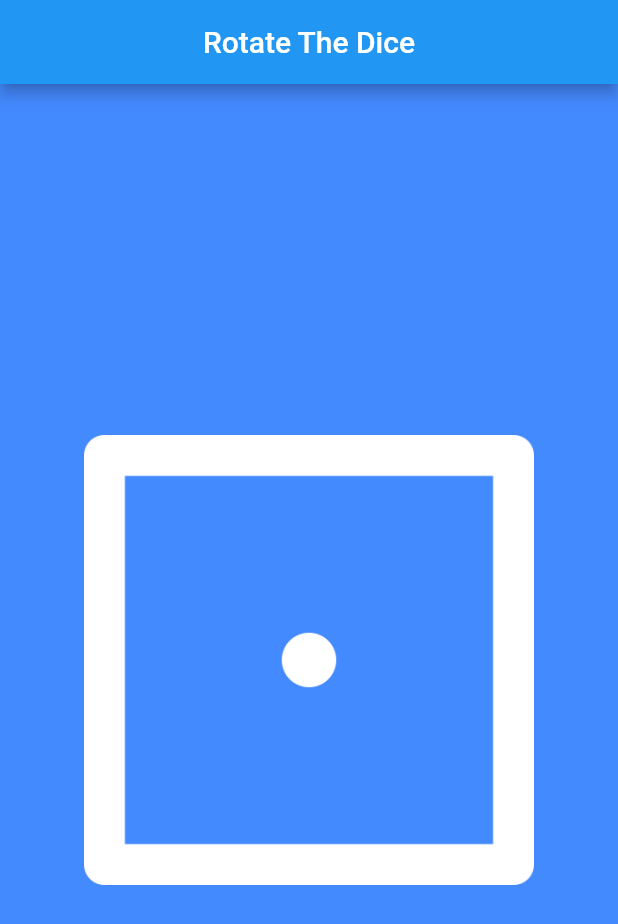
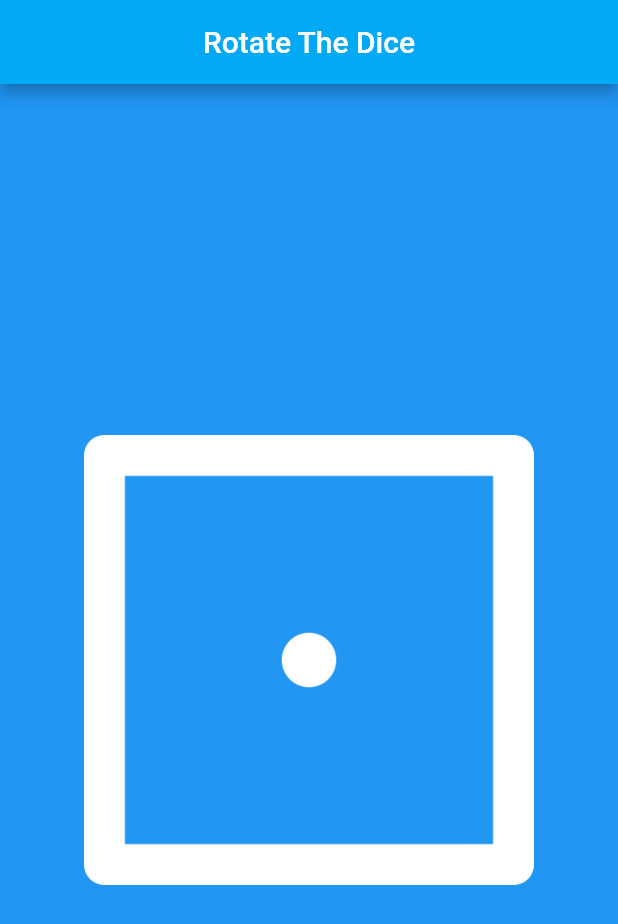
Before and after one commit to shreshtha-132/hello_dice, a Flutter app: the screen it shows after launch, on a phone screen of 412 x 824 dp. Shown: the top 924 px of the screen. Run offline on Flutter 3.47's test engine with Material 2 defaults, Android fonts, the phone set to English and light mode, and no system bars.

Commit message:
added colors.

```diff
--- a/lib/main.dart
+++ b/lib/main.dart
@@ -28,9 +28,10 @@ class _MyAppState extends State<MyApp> {
     return MaterialApp(
       debugShowCheckedModeBanner: false,
       home: Scaffold(
-        backgroundColor: Colors.blueAccent,
+        backgroundColor: Colors.blue,
         appBar: AppBar(
           title: Center(child: Text("Rotate The Dice")),
+          backgroundColor: Colors.lightBlue,
         ),
         body: SafeArea(
           child: Center(
```
